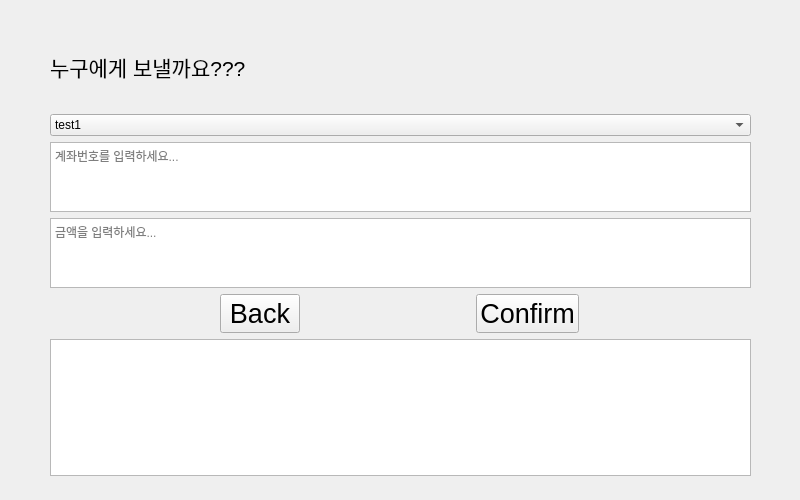
This is ui/transfer-page.ui in Veda-Qt/project as Qt 5 draws it before an edit. The edited form follows.
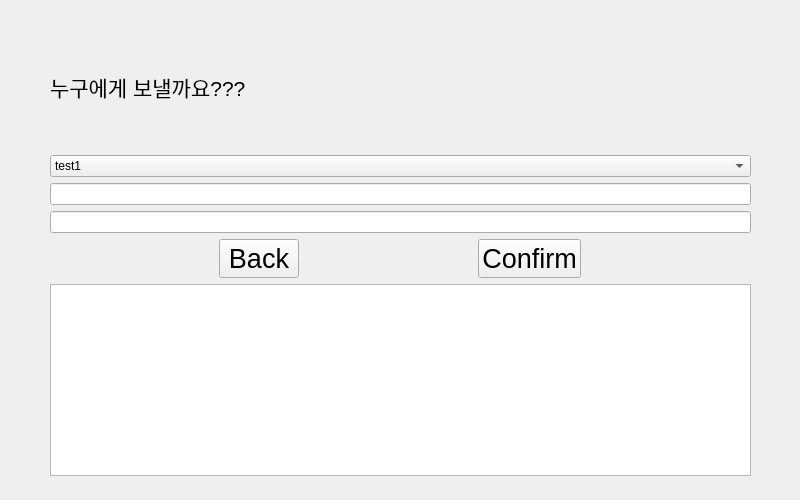
This is the edited form.

Commit message: TEST: copy ui file from ui branch

```diff
--- a/ui/transfer-page.ui
+++ b/ui/transfer-page.ui
@@ -22,7 +22,7 @@
      <height>501</height>
     </rect>
    </property>
-   <layout class="QVBoxLayout" name="vlay3" stretch="3,1,1,1,2,5">
+   <layout class="QVBoxLayout" name="vlay3" stretch="0,2,2,2,0,5">
     <property name="leftMargin">
      <number>50</number>
     </property>
@@ -72,27 +72,16 @@
      </widget>
     </item>
     <item>
-     <widget class="QTextEdit" name="tedit_acnt_num">
-      <property name="sizePolicy">
-       <sizepolicy hsizetype="Expanding" vsizetype="Preferred">
-        <horstretch>0</horstretch>
-        <verstretch>0</verstretch>
-       </sizepolicy>
-      </property>
-      <property name="placeholderText">
-       <string>계좌번호를 입력하세요...</string>
-      </property>
-     </widget>
+     <widget class="QLineEdit" name="ledit_acnt_num"/>
     </item>
     <item>
-     <widget class="QTextEdit" name="tedit_money">
-      <property name="placeholderText">
-       <string>금액을 입력하세요...</string>
-      </property>
-     </widget>
+     <widget class="QLineEdit" name="ledit_money"/>
     </item>
     <item>
      <layout class="QHBoxLayout" name="hlay4_tranfer">
+      <property name="spacing">
+       <number>10</number>
+      </property>
       <item>
        <widget class="QPushButton" name="btn_back2">
         <property name="sizePolicy">
@@ -132,7 +121,14 @@
      </layout>
     </item>
     <item>
-     <widget class="QTableView" name="tview_acnt_histry"/>
+     <widget class="QTableView" name="tview_acnt_histry">
+      <property name="sizePolicy">
+       <sizepolicy hsizetype="Expanding" vsizetype="Maximum">
+        <horstretch>0</horstretch>
+        <verstretch>0</verstretch>
+       </sizepolicy>
+      </property>
+     </widget>
     </item>
    </layout>
   </widget>
```
The commit also changes 1 other file.
